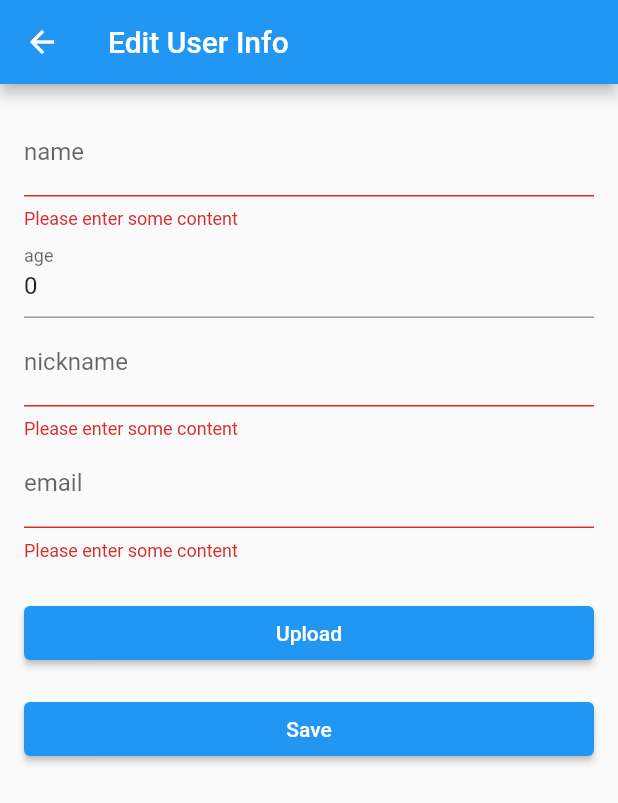
After one commit to Vingterview/vingterview, a Flutter app: the UserEditPage screen opened by its route, after a tap on "Save", on a phone screen of 412 x 824 dp. The commit adds this screen. Shown: the top 803 px of the screen. Run offline on Flutter 3.47's test engine with Material 2 defaults, Android fonts, the phone set to English and light mode, and no system bars; our stand-ins replace camera, google_sign_in, image_picker, shared_preferences, video_player, webview_flutter; missing offline and left inert: flutter_web_auth; accounts and stored records are empty; network calls fail.

Commit message:
회원 정보 수정

```diff
--- a/lib/main.dart
+++ b/lib/main.dart
@@ -1,3 +1,4 @@
+import 'package:capston/mypage/edit_user.dart';
 import 'package:capston/register.dart';
 import 'package:capston/screens/screen_index.dart';
 import 'package:flutter/material.dart';
@@ -13,6 +14,7 @@ import 'record_video.dart';
 import 'example.dart';
 import 'video_edit.dart';
 import 'package:capston/mypage/my_videos.dart';
+import 'package:capston/mypage/edit_user.dart';
 
 void main() {
   runApp(const MyApp());
@@ -41,6 +43,7 @@ class MyApp extends StatelessWidget {
         '/ex': (context) => VideoPlayerWidget(),
         '/video_edit': (context) => EditVideoPage(),
         '/my_videos': (context) => MyVideoPage(),
+        '/user_edit': (context) => UserEditPage(),
       },
       initialRoute: '/',
     );
--- a/lib/models/users.dart
+++ b/lib/models/users.dart
@@ -27,7 +27,7 @@ class Users {
         name: json['name'],
         age: json['age'],
         email: json['email'],
-        nickName: json['nickName'],
+        nickName: json['nickname'],
         profile_image_url: json['profile_image_url']);
   }
 }
--- /dev/null
+++ b/lib/mypage/edit_user.dart
@@ -0,0 +1,186 @@
+import 'dart:convert';
+import 'package:flutter/material.dart';
+import 'package:http/http.dart' as http;
+import 'package:image_picker/image_picker.dart';
+import 'package:capston/models/users.dart';
+import 'package:capston/providers/users_api.dart';
+import 'package:shared_preferences/shared_preferences.dart';
+import '../providers/uploadImg.dart';
+import 'dart:io';
+
+class UserEditPage extends StatefulWidget {
+  @override
+  _UserInfoPageState createState() => _UserInfoPageState();
+}
+
+class _UserInfoPageState extends State<UserEditPage> {
+  // Define a form key for validation
+  final _formKey = GlobalKey<FormState>();
+  UploadImageApi uploadImageApi = UploadImageApi();
+
+  // Define a scaffold key for showing snackbars
+  final _scaffoldKey = GlobalKey<ScaffoldState>();
+  int memberId;
+  String name;
+  int age;
+  String email;
+  String nickname;
+  String profilePicture;
+  UserApi userApi = UserApi();
+  Users userData;
+  File _image;
+
+  @override
+  void initState() {
+    super.initState();
+    fetchUserInfo().then((_) {
+      setState(() {});
+    });
+  }
+
+  Future<void> fetchUserInfo() async {
+    SharedPreferences prefs = await SharedPreferences.getInstance();
+    memberId = prefs.getInt('member_id');
+    userData = await userApi.getUserDetail(memberId);
+    print(
+        '${userData.name} ${userData.age} ${userData.email} ${userData.nickName} ${userData.profile_image_url}');
+    setState(() {
+      name = userData.name;
+      age = userData.age;
+      email = userData.email;
+      nickname = userData.nickName;
+      profilePicture = userData.profile_image_url;
+    });
+  }
+
+  Future<void> updateUserInfo() async {
+    if (_formKey.currentState.validate()) {
+      _formKey.currentState.save();
+      try {
+        // print('$name $age $email $nickname $profilePicture');
+        int member_id = await userApi.putRequest(
+            memberId, name, age, email, nickname, profilePicture);
+        print(member_id);
+        ScaffoldMessenger.of(context)
+            .showSnackBar(SnackBar(content: Text('회원정보가 수정되었습니다.')));
+        Navigator.pop(context);
+      } catch (e) {
+        ScaffoldMessenger.of(context)
+            .showSnackBar(SnackBar(content: Text('회원정보 수정에 실해했습니다.')));
+      }
+    }
+  }
+
+  Future<void> uploadImage() async {
+    String img_url = await uploadImageApi.pickImage();
+    if (img_url != null) {
+      setState(() {
+        profilePicture = img_url;
+      });
+    }
+  }
+
+  @override
+  Widget build(BuildContext context) {
+    if (userData == null) {
+      return Center(
+        child: CircularProgressIndicator(),
+      );
+    }
+    return Scaffold(
+      appBar: AppBar(
+        title: Text('Edit User Info'),
+      ),
+      body: SingleChildScrollView(
+        child: Padding(
+          padding: EdgeInsets.all(16.0),
+          child: Column(
+            children: [
+              Form(
+                key: _formKey,
+                child: Column(
+                  crossAxisAlignment: CrossAxisAlignment.stretch,
+                  children: [
+                    TextFormField(
+                      initialValue: userData.name,
+                      decoration: InputDecoration(labelText: 'name'),
+                      validator: (value) {
+                        if (value.isEmpty) {
+                          return 'Please enter some content';
+                        }
+                        return null;
+                      },
+                      onSaved: (value) {
+                        name = value;
+                      },
+                    ),
+                    TextFormField(
+                      initialValue: userData.age.toString(),
+                      decoration: InputDecoration(labelText: 'age'),
+                      keyboardType: TextInputType.number,
+                      validator: (value) {
+                        if (value.isEmpty) {
+                          return '나이를 입력해주세요.';
+                        }
+                        return null;
+                      },
+                      onSaved: (value) {
+                        age = int.parse(value); // 문자열 값을 정수형으로 변환하여 저장
+                      },
+                    ),
+                    TextFormField(
+                      initialValue: userData.nickName,
+                      decoration: InputDecoration(labelText: 'nickname'),
+                      validator: (value) {
+                        if (value.isEmpty) {
+                          return 'Please enter some content';
+                        }
+                        return null;
+                      },
+                      onSaved: (value) {
+                        nickname = value;
+                      },
+                    ),
+                    TextFormField(
+                      initialValue: userData.email,
+                      decoration: InputDecoration(labelText: 'email'),
+                      validator: (value) {
+                        if (value.isEmpty) {
+                          return 'Please enter some content';
+                        }
+                        return null;
+                      },
+                      onSaved: (value) {
+                        email = value;
+                      },
+                    ),
+                    SizedBox(height: 16.0),
+                    // if (profilePicture != null)
+                    //   Image.network(
+                    //     profilePicture,
+                    //     width: 100.0,
+                    //     height: 100.0,
+                    //     fit: BoxFit.cover,
+                    //   ),
+                    // <------------------------------------ 사진링크가 유효하지 않아서 꺼둠
+                    SizedBox(height: 8.0),
+                    if (_image != null) Image.file(_image),
+                    ElevatedButton(
+                      child: Text('Upload'),
+                      onPressed: uploadImage,
+                    ),
+                    SizedBox(height: 16.0),
+                    ElevatedButton(
+                      onPressed: updateUserInfo,
+                      child: Text('Save'),
+                    ),
+                  ],
+                ),
+              ),
+            ],
+          ),
+        ),
+      ),
+    );
+  }
+}
--- a/lib/providers/users_api.dart
+++ b/lib/providers/users_api.dart
@@ -75,22 +75,22 @@ class UserApi {
     }
   }
 
-  Future<int> putRequest(
-      // put request인데 비밀번호 없는거 의도하신건지
-      String id,
-      String name,
-      int age,
-      String email,
-      String nickname) async {
+  Future<int> putRequest(int id, String name, int age, String email,
+      String nickname, String profileImageUrl) async {
     // 회원 정보 변경  # 5
     var url = Uri.parse('$uri/members/$id');
-    var headers = {'Content-Type': 'application/json'};
+    SharedPreferences prefs = await SharedPreferences.getInstance();
+    String token = prefs.getString('access_token');
+    var headers = {
+      'Authorization': 'Bearer $token',
+      'Content-Type': 'application/json;charset=UTF-8'
+    };
     var body = jsonEncode({
-      'id': id,
       'name': name,
       'age': age,
       'email': email,
-      'nickname': nickname
+      'nickname': nickname,
+      'profile_image_url': profileImageUrl,
     });
 
     var response = await http.put(url, headers: headers, body: body);
--- a/lib/tabs/tab_profile.dart
+++ b/lib/tabs/tab_profile.dart
@@ -59,6 +59,22 @@ class MyPage extends StatelessWidget {
                 style: TextStyle(
                   fontSize: 14,
                   fontWeight: FontWeight.bold,
+                ),
+              ),
+              InkWell(
+                onTap: () {
+                  Navigator.pushNamed(context, '/user_edit',
+                      arguments: memberId);
+                },
+                child: Padding(
+                  padding: EdgeInsets.symmetric(vertical: 10),
+                  child: Text(
+                    '내정보 수정',
+                    style: TextStyle(
+                      fontSize: 16,
+                      fontWeight: FontWeight.bold,
+                    ),
+                  ),
                 ),
               ),
               SizedBox(height: 16),
--- a/pubspec.yaml
+++ b/pubspec.yaml
@@ -45,6 +45,7 @@ dependencies:
   camera: ^0.9.7
   path_provider: ^2.0.5
   video_player: ^2.2.5
+  flutter_spinkit: ^5.0.0
 
 
 dev_dependencies:
```
Also changed, not shown: pubspec.lock.
